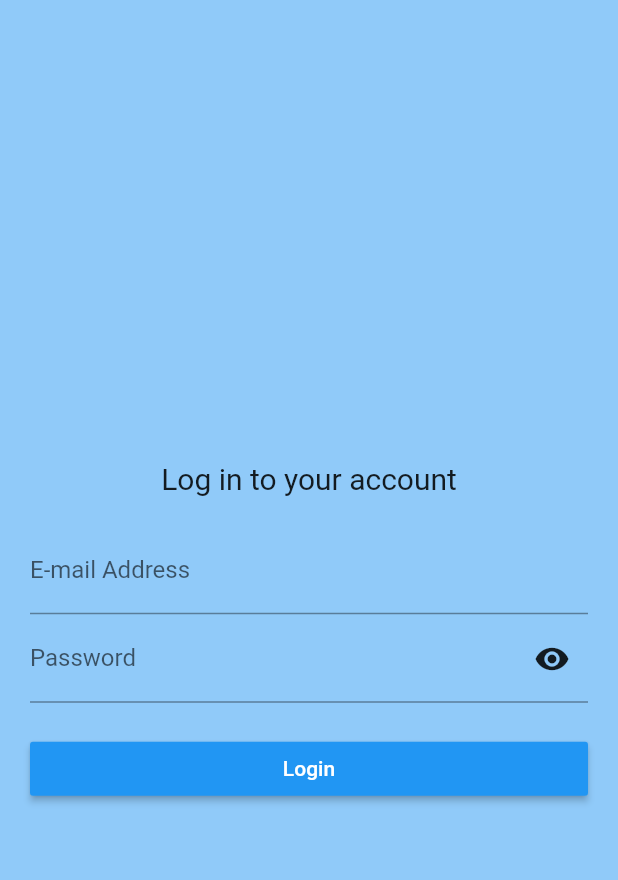
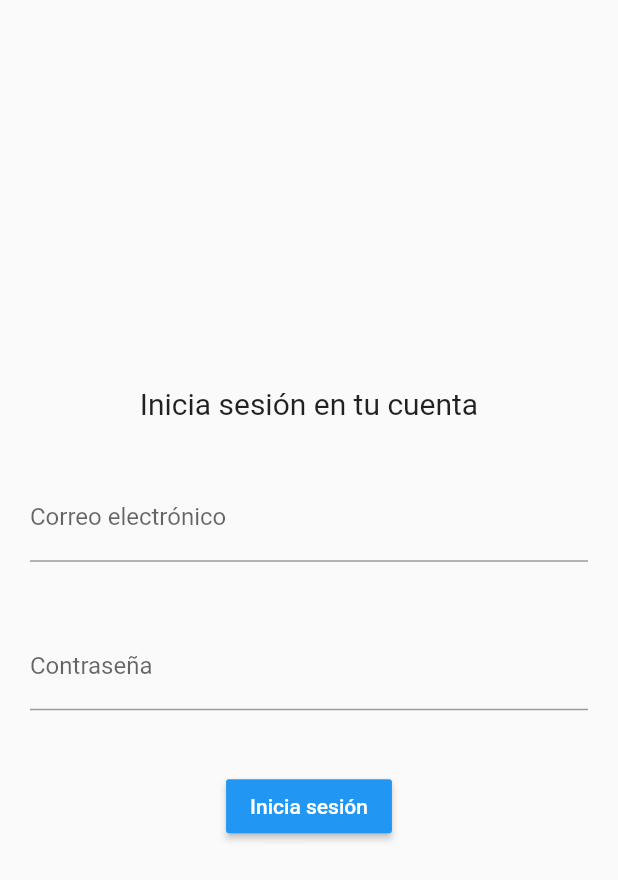
Before and after one commit to svelandiac/lets-walk, a Flutter app: the screen it shows after launch, on a phone screen of 412 x 824 dp. Shown: the top 880 px of the screen. Run offline on Flutter 3.47's test engine with Material 2 defaults, Android fonts, the phone set to English and light mode, and no system bars; our stand-ins replace firebase_auth; accounts and stored records are empty.

Commit message:
Login flow created

```diff
--- a/lib/main.dart
+++ b/lib/main.dart
@@ -1,5 +1,10 @@
+import 'dart:async';
+
 import 'package:flutter/material.dart';
+import 'package:lets_walk/src/models/user.dart';
 import 'package:lets_walk/src/ui/login_screen.dart';
+import 'package:lets_walk/src/ui/main_screen.dart';
+import 'package:provider/provider.dart';
 
 void main() => runApp(LetsWalkApp());
 
@@ -7,9 +12,18 @@ class LetsWalkApp extends StatelessWidget{
 
   @override
   Widget build(BuildContext context) {
-    return MaterialApp(
-      title: "Let's Walk!",
-      home: LoginScreen(),
+    return MultiProvider(
+      providers: [
+        ChangeNotifierProvider(builder: (context)=>User(email: null, uid: null),)
+      ],
+      child: MaterialApp(
+        title: "Let's Walk!",
+        home: LoginScreen(),
+        routes: {
+          "/LoginScreen": (context) => LoginScreen(),
+          "/MainScreen": (context) => MainScreen(),
+        },
+      ),
     );
   }
 
--- /dev/null
+++ b/lib/src/models/user.dart
@@ -0,0 +1,26 @@
+import 'package:flutter/widgets.dart';
+
+class User with ChangeNotifier {
+
+  String _uid;
+  String _email;
+
+  User({String uid, String email}){
+    _uid = uid;
+    _email = email;
+  }
+
+  get uid => _uid;
+
+  get email => _email;
+
+  set uid(String value){
+    this._uid = value;
+    notifyListeners();
+  }
+
+  set email(String value){
+    this._email = value;
+    notifyListeners();
+  }
+}
--- a/lib/src/ui/login_screen.dart
+++ b/lib/src/ui/login_screen.dart
@@ -1,130 +1,78 @@
 import 'package:flutter/material.dart';
-import 'package:validate/validate.dart';
+import 'package:lets_walk/src/models/user.dart';
+import 'package:lets_walk/src/services/firebase_auth_service.dart';
+import 'package:provider/provider.dart';
 
-class LoginScreen extends StatefulWidget {
-  @override
-  State<StatefulWidget> createState() => _LoginScreenState();
-}
+class LoginScreen extends StatelessWidget {
 
-class _LoginData {
-  String email = '';
-  String password = '';
-}
+  FirebaseAuthService firebaseAuthService = FirebaseAuthService();
 
-class _LoginScreenState extends State<LoginScreen> {
-  final GlobalKey<FormState> _formKey = GlobalKey<FormState>();
-  _LoginData _data = _LoginData();
-  // Initially password is obscure
-  bool _obscureText = true;
-
-  // Toggles the password show status
-  void _toggle() {
-    setState(() {
-      _obscureText = !_obscureText;
-    });
-  }
-
-  String _validateEmail(String value) {
-    try {
-      Validate.isEmail(value);
-    } catch (e) {
-      return 'The E-mail Address must be a valid email address.';
-    }
-
-    return null;
-  }
-
-  String _validatePassword(String value) {
-    if (value.length < 8) {
-      return 'The Password must be at least 8 characters.';
-    }
-
-    return null;
-  }
-
-  void submit() {
-    // First validate form.
-    if (this._formKey.currentState.validate()) {
-      _formKey.currentState.save(); // Save our form now.
-
-      print('Printing the login data.');
-      print('Email: ${_data.email}');
-      print('Password: ${_data.password}');
-    }
-  }
+  final _emailController = TextEditingController();
+  final _passwordController = TextEditingController();
 
   @override
   Widget build(BuildContext context) {
-    final Size screenSize = MediaQuery.of(context).size;
+
+    final userInfo = Provider.of<User>(context);
+
     return Scaffold(
-      backgroundColor: Colors.blue[200],
       body: Center(
-        child: Container(
-          child: Form(
-            key: this._formKey,
         child: SingleChildScrollView(
-              child: Padding(
-                padding: EdgeInsets.all(20.0),
           child: Column(
+            mainAxisAlignment: MainAxisAlignment.center,
             children: <Widget>[
               Padding(
-                      padding: const EdgeInsets.all(20.0),
+                padding: const EdgeInsets.all(15.0),
                 child: Text(
-                        "Log in to your account",
+                  'Inicia sesión en tu cuenta',
+                  textAlign: TextAlign.center,
                   style: TextStyle(fontSize: 20),
                 ),
               ),
-                    TextFormField(
-                        keyboardType: TextInputType.emailAddress, // Use email input type for emails.
+              Padding(
+                padding: const EdgeInsets.all(20.0),
+                child: TextField(
+                  controller: _emailController,
                   decoration: InputDecoration(
-                          hintText: 'you@example.com',
-                          labelText: 'E-mail Address'),
-                        validator: this._validateEmail,
-                        onSaved: (String value) {
-                          this._data.email = value;
-                        }),
-                    Stack(
-                      alignment: Alignment.center,
-                      children: <Widget>[
-                        TextFormField(
+                    hintText: 'tú@ejemplo.com',
+                    labelText: 'Correo electrónico'
+                  ),
+                ),
+              ),
+              Padding(
+                padding: const EdgeInsets.all(20.0),
+                child: TextField(
+                  controller: _passwordController,
+                  obscureText: true,
                   decoration: InputDecoration(
-                            hintText: 'Account password',
-                            labelText: 'Password',
+                    hintText: 'Contraseña de la cuenta',
+                    labelText: 'Contraseña',
                   ),
-                          validator: this._validatePassword,
-                          onSaved: (String value) {
-                            this._data.password = value;
+                ),
+              ),
+              Padding(
+                padding: const EdgeInsets.all(20),
+                child: RaisedButton(
+                  child: Text('Inicia sesión', style: TextStyle(color: Colors.white),),
+                  color: Colors.blue,
+                  onPressed: (){
+                    firebaseAuthService.signInWithEmailAndPassword(_emailController.text, _passwordController.text)
+                      .then((onValue){
+                        debugPrint('onValue: ${onValue.email}');
+                        userInfo.email = onValue.email;
+                        userInfo.uid = onValue.uid;
+                        Navigator.pushNamed(context, '/MainScreen');
+                      })
+                      .catchError((onError){
+                        debugPrint('Error: $onError');
+                      });
                   },
-                          obscureText: _obscureText,
                 ),
-                        Container(
-                            alignment: Alignment.bottomRight,
-                            child: IconButton(
-                                icon: _obscureText
-                                    ? Icon(Icons.visibility)
-                                    : Icon(Icons.visibility_off),
-                                onPressed: _toggle)),
-                      ],
-                    ),
-                    Container(
-                      width: screenSize.width,
-                      child: RaisedButton(
-                        child: Text(
-                          'Login',
-                          style: TextStyle(color: Colors.white),
-                        ),
-                        onPressed: this.submit,
-                        color: Theme.of(context).primaryColor,
-                      ),
-                      margin: EdgeInsets.only(top: 20.0),
               )
             ],
           ),
         ),
       ),
-          ),
-        ),
-      )
     );
   }
 }
--- a/pubspec.yaml
+++ b/pubspec.yaml
@@ -25,6 +25,7 @@ dependencies:
   cupertino_icons: ^0.1.2
   firebase_auth: ^0.14.0
   validate: ^1.7.0
+  provider: ^3.0.0+1
 
 dev_dependencies:
   flutter_test:
```
Also changed, not shown: lib/src/services/firebase_auth_service.dart (added, +26 -0 lines), lib/src/ui/main_screen.dart (added, +25 -0 lines), pubspec.lock. Lines whose indentation alone changed are shown as unchanged.
